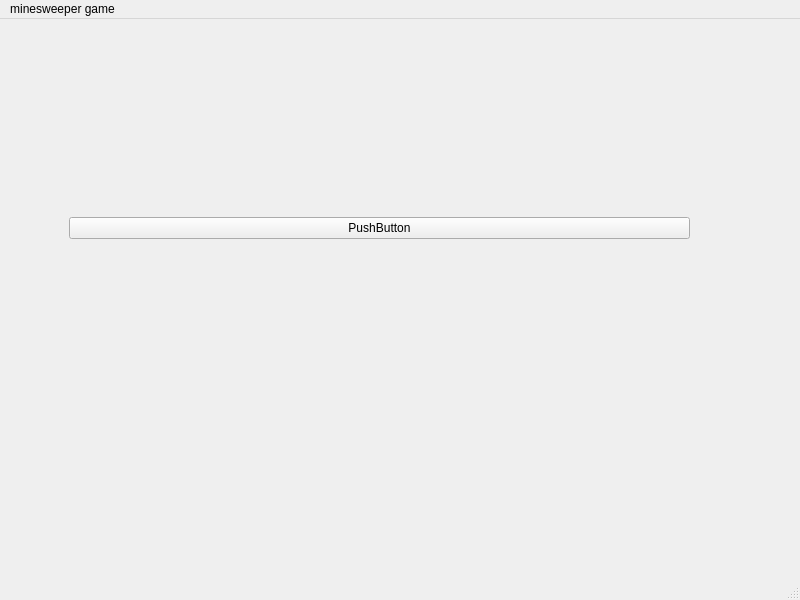
AshleyKimm/minesweeper-qt, file mainwindow.ui: the form before one commit.
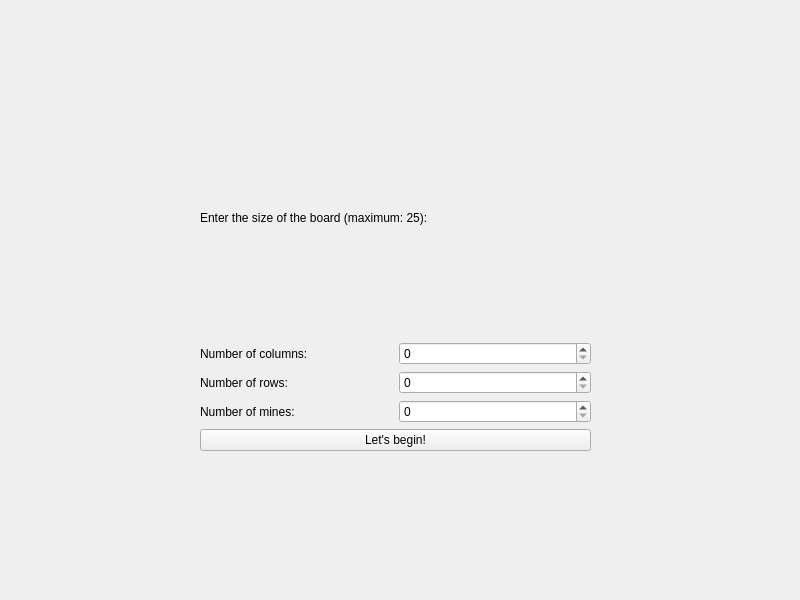
The form after the commit.

```diff
--- a/mainwindow.ui
+++ b/mainwindow.ui
@@ -14,43 +14,131 @@
    <string>MainWindow</string>
   </property>
   <widget class="QWidget" name="centralwidget">
-   <widget class="QWidget" name="gridLayoutWidget">
+   <widget class="QStackedWidget" name="stackedWidget">
     <property name="geometry">
      <rect>
-      <x>69</x>
-      <y>39</y>
-      <width>621</width>
-      <height>341</height>
+      <x>0</x>
+      <y>0</y>
+      <width>801</width>
+      <height>591</height>
      </rect>
     </property>
-    <layout class="QGridLayout" name="gridLayout">
-     <item row="0" column="0">
-      <widget class="QPushButton" name="pushButton">
-       <property name="text">
-        <string>PushButton</string>
-       </property>
-      </widget>
-     </item>
-    </layout>
+    <widget class="QWidget" name="mainPage">
+     <widget class="QWidget" name="gridLayoutWidget">
+      <property name="geometry">
+       <rect>
+        <x>200</x>
+        <y>100</y>
+        <width>391</width>
+        <height>351</height>
+       </rect>
+      </property>
+      <layout class="QGridLayout" name="gridLayout_3">
+       <item row="2" column="0">
+        <widget class="QLabel" name="label_3">
+         <property name="styleSheet">
+          <string notr="true">font: 9pt &quot;Batang&quot;;</string>
+         </property>
+         <property name="text">
+          <string>Number of rows:</string>
+         </property>
+        </widget>
+       </item>
+       <item row="1" column="0">
+        <widget class="QLabel" name="label_2">
+         <property name="styleSheet">
+          <string notr="true">font: 9pt &quot;Batang&quot;;</string>
+         </property>
+         <property name="text">
+          <string>Number of columns:</string>
+         </property>
+        </widget>
+       </item>
+       <item row="3" column="1">
+        <widget class="QSpinBox" name="spinBox_Mine">
+         <property name="styleSheet">
+          <string notr="true">font: 9pt &quot;Batang&quot;;</string>
+         </property>
+        </widget>
+       </item>
+       <item row="2" column="1">
+        <widget class="QSpinBox" name="spinBox_Row">
+         <property name="styleSheet">
+          <string notr="true">font: 9pt &quot;Batang&quot;;</string>
+         </property>
+        </widget>
+       </item>
+       <item row="1" column="1">
+        <widget class="QSpinBox" name="spinBox_Col">
+         <property name="styleSheet">
+          <string notr="true">font: 9pt &quot;Batang&quot;;</string>
+         </property>
+        </widget>
+       </item>
+       <item row="3" column="0">
+        <widget class="QLabel" name="label_4">
+         <property name="styleSheet">
+          <string notr="true">font: 9pt &quot;Batang&quot;;</string>
+         </property>
+         <property name="text">
+          <string>Number of mines:</string>
+         </property>
+        </widget>
+       </item>
+       <item row="4" column="0" colspan="2">
+        <widget class="QPushButton" name="beginButton">
+         <property name="styleSheet">
+          <string notr="true">font: 9pt &quot;Batang&quot;;</string>
+         </property>
+         <property name="text">
+          <string>Let's begin!</string>
+         </property>
+        </widget>
+       </item>
+       <item row="0" column="0" colspan="2">
+        <widget class="QLabel" name="label">
+         <property name="styleSheet">
+          <string notr="true">font: 9pt &quot;Batang&quot;;</string>
+         </property>
+         <property name="text">
+          <string>Enter the size of the board (maximum: 25):</string>
+         </property>
+        </widget>
+       </item>
+      </layout>
+     </widget>
+    </widget>
+    <widget class="QWidget" name="gamePage">
+     <widget class="QWidget" name="gridLayoutWidget_2">
+      <property name="geometry">
+       <rect>
+        <x>30</x>
+        <y>40</y>
+        <width>741</width>
+        <height>481</height>
+       </rect>
+      </property>
+      <layout class="QGridLayout" name="gridLayout_4"/>
+     </widget>
+     <widget class="QLabel" name="label_5">
+      <property name="geometry">
+       <rect>
+        <x>70</x>
+        <y>10</y>
+        <width>501</width>
+        <height>41</height>
+       </rect>
+      </property>
+      <property name="styleSheet">
+       <string notr="true">font: 9pt &quot;Batang&quot;;</string>
+      </property>
+      <property name="text">
+       <string>Left-click to mark, right-click to reveal!</string>
+      </property>
+     </widget>
+    </widget>
    </widget>
   </widget>
-  <widget class="QMenuBar" name="menubar">
-   <property name="geometry">
-    <rect>
-     <x>0</x>
-     <y>0</y>
-     <width>800</width>
-     <height>21</height>
-    </rect>
-   </property>
-   <widget class="QMenu" name="menuminesweeper_game">
-    <property name="title">
-     <string>minesweeper game</string>
-    </property>
-   </widget>
-   <addaction name="menuminesweeper_game"/>
-  </widget>
-  <widget class="QStatusBar" name="statusbar"/>
  </widget>
  <resources/>
  <connections/>
```
